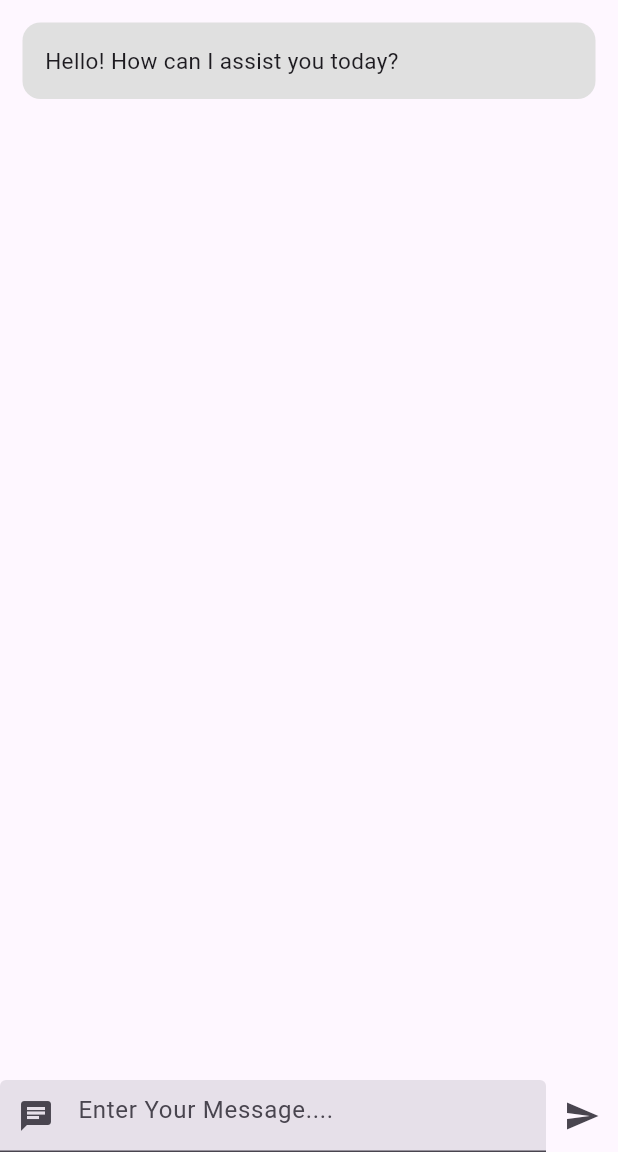
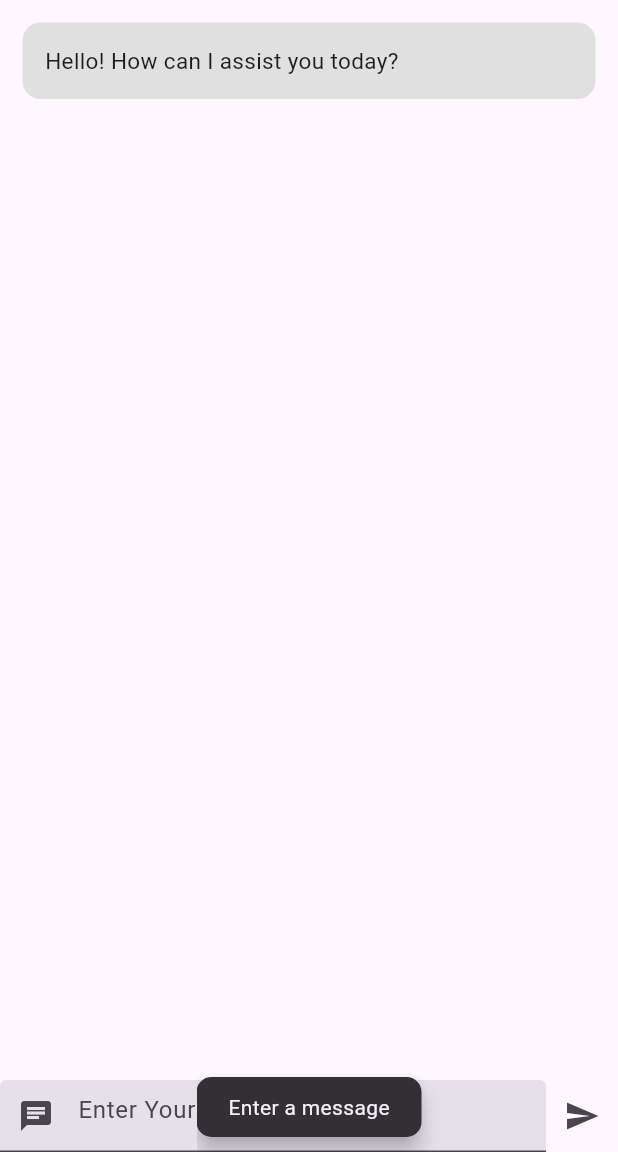
Before and after one commit to Danishkar/flutter_chat-bot, a Flutter app: the screen it shows after launch, after a tap on the "send" icon, on a phone screen of 412 x 824 dp, the part 84-1236 px from its top. Run offline on Flutter 3.47's test engine with Material 3 defaults, Android fonts, the phone set to English and light mode, and no system bars; our stand-ins replace flutter_dotenv.

```diff
--- a/lib/pages/chat_page.dart
+++ b/lib/pages/chat_page.dart
@@ -13,7 +13,7 @@ class ChatPage extends StatefulWidget {
 class _ChatPageState extends State<ChatPage> {
   final _controller = TextEditingController();
 
-  final List _entries = [
+  final List _messages = [
     {'message': "Hello! How can I assist you today?", 'isBot': true},
   ];
 
@@ -21,12 +21,21 @@ class _ChatPageState extends State<ChatPage> {
     var userMessage = _controller.text;
     if (userMessage != "") {
       setState(() {
-        _entries.add({'message': userMessage, 'isBot': false});
+        _messages.add({'message': userMessage, 'isBot': false});
         _controller.clear();
       });
       getChatCompletion(userMessage);
     } else {
-      print("no Message");
+      ScaffoldMessenger.of(context).showSnackBar(SnackBar(
+        content: const Center(child: Text("Enter a message")),
+        duration: const Duration(milliseconds: 900),
+        width: 150.0,
+        padding: const EdgeInsets.all(10.0),
+        behavior: SnackBarBehavior.floating,
+        shape: RoundedRectangleBorder(
+          borderRadius: BorderRadius.circular(10.0),
+        ),
+      ));
     }
   }
 
@@ -42,13 +51,12 @@ class _ChatPageState extends State<ChatPage> {
     );
     if (response.statusCode == 200) {
       final responseData = jsonDecode(response.body);
-      print(responseData);
       setState(() {
-        _entries.add({'message': responseData["gptAnswer"], 'isBot': true});
+        _messages.add({'message': responseData["gptAnswer"], 'isBot': true});
       });
     } else {
       setState(() {
-        _entries.add({
+        _messages.add({
           'message': "An error occurred, please try again!!",
           'isBot': true
         });
@@ -69,7 +77,7 @@ class _ChatPageState extends State<ChatPage> {
           Expanded(
               child: ListView.builder(
                   padding: const EdgeInsets.all(10),
-                  itemCount: _entries.length,
+                  itemCount: _messages.length,
                   itemBuilder: (BuildContext context, int index) {
                     return Container(
                       padding: const EdgeInsets.all(15),
@@ -77,12 +85,12 @@ class _ChatPageState extends State<ChatPage> {
                       width: 10,
                       decoration: BoxDecoration(
                           borderRadius: BorderRadius.circular(12),
-                          color: _entries[index]['isBot']
+                          color: _messages[index]['isBot']
                               ? const Color.fromARGB(255, 224, 224, 224)
                               : Colors.blue[100]),
                       child: Text(
-                        '${_entries[index]['message']}',
-                        textDirection: _entries[index]['isBot']
+                        '${_messages[index]['message']}',
+                        textDirection: _messages[index]['isBot']
                             ? TextDirection.ltr
                             : TextDirection.rtl,
                         style: const TextStyle(fontSize: 15),
```
